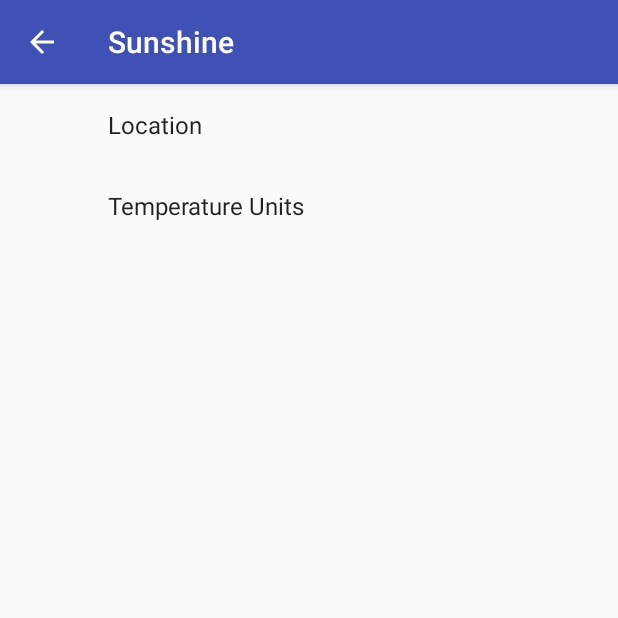
After one commit to natansevero/sunshine-app, an Android app: the SettingsActivity screen opened directly, with no data from a screen before it, on a phone screen of 412 x 824 dp, the top half of it. The commit adds this screen. Run offline under Robolectric (Android 15) with nearby library versions, the phone set to English and light mode, and no system bars; our stand-ins replace androidx.preference.

Commit message:
Implementando SharedPreferences para as configs personalizadas do app

```diff
--- a/app/build.gradle
+++ b/app/build.gradle
@@ -25,7 +25,8 @@ dependencies {
     implementation fileTree(dir: 'libs', include: ['*.jar'])
     implementation 'com.android.support:appcompat-v7:27.1.1'
     implementation 'com.android.support:recyclerview-v7:27.1.1'
-    implementation 'com.android.support.constraint:constraint-layout:1.1.0'
+    implementation 'com.android.support:preference-v7:25.0.0'
+
     testImplementation 'junit:junit:4.12'
     androidTestImplementation 'com.android.support.test:runner:1.0.2'
     androidTestImplementation 'com.android.support.test.espresso:espresso-core:3.0.2'
--- a/app/src/main/AndroidManifest.xml
+++ b/app/src/main/AndroidManifest.xml
@@ -21,12 +21,11 @@
         <activity
             android:name=".DetailActivity"
             android:parentActivityName=".MainActivity">
-
             <meta-data
                 android:name="android.support.PARENT_ACTIVITY"
-                android:value=".MainActivity"
-                />
+                android:value=".MainActivity" />
         </activity>
+        <activity android:name=".SettingsActivity"></activity>
     </application>
 
 </manifest>
--- /dev/null
+++ b/app/src/main/java/com/example/natan/sunshine/SettingsActivity.java
@@ -0,0 +1,25 @@
+package com.example.natan.sunshine;
+
+import android.support.v7.app.AppCompatActivity;
+import android.os.Bundle;
+import android.view.MenuItem;
+
+public class SettingsActivity extends AppCompatActivity {
+
+    @Override
+    protected void onCreate(Bundle savedInstanceState) {
+        super.onCreate(savedInstanceState);
+        setContentView(R.layout.activity_settings);
+
+        this.getSupportActionBar().setDisplayHomeAsUpEnabled(true);
+    }
+
+    @Override
+    public boolean onOptionsItemSelected(MenuItem item) {
+        int id = item.getItemId();
+
+        if(id == android.R.id.home) onBackPressed();
+
+        return super.onOptionsItemSelected(item);
+    }
+}
--- /dev/null
+++ b/app/src/main/java/com/example/natan/sunshine/preference/SettingsFragment.java
@@ -0,0 +1,75 @@
+package com.example.natan.sunshine.preference;
+
+import android.content.SharedPreferences;
+import android.os.Bundle;
+import android.support.v7.preference.CheckBoxPreference;
+import android.support.v7.preference.ListPreference;
+import android.support.v7.preference.Preference;
+import android.support.v7.preference.PreferenceFragmentCompat;
+import android.support.v7.preference.PreferenceScreen;
+
+import com.example.natan.sunshine.R;
+
+public class SettingsFragment extends PreferenceFragmentCompat implements SharedPreferences.OnSharedPreferenceChangeListener {
+
+    @Override
+    public void onCreatePreferences(Bundle savedInstanceState, String rootKey) {
+        addPreferencesFromResource(R.xml.pref_settings);
+
+        SharedPreferences sharedPreferences = getPreferenceScreen().getSharedPreferences();
+
+        PreferenceScreen preferenceScreen = getPreferenceScreen();
+        int count = preferenceScreen.getPreferenceCount();
+
+        for(int i = 0; i < count; i++) {
+            Preference preference = preferenceScreen.getPreference(i);
+
+            if(!(preference instanceof CheckBoxPreference)) {
+                String value = sharedPreferences.getString(preference.getKey(), "");
+                setPrefSummary(preference, value);
+            }
+        }
+    }
+
+    private void setPrefSummary(Preference preference, Object value) {
+        String stringValue = value.toString();
+        String key = preference.getKey();
+
+        if(preference instanceof ListPreference) {
+            ListPreference listPreference = (ListPreference) preference;
+            int indexOfValue = listPreference.findIndexOfValue(stringValue);
+            if(indexOfValue >= 0) {
+                preference.setSummary(listPreference.getEntries()[indexOfValue]);
+            }
+        } else {
+            preference.setSummary(stringValue);
+        }
+    }
+
+
+    @Override
+    public void onSharedPreferenceChanged(SharedPreferences sharedPreferences, String key) {
+        Preference preference = findPreference(key);
+
+        if(preference != null) {
+            if(!(preference instanceof CheckBoxPreference)) {
+                String value = sharedPreferences.getString(key, "");
+                setPrefSummary(preference, value);
+            }
+        }
+    }
+
+    @Override
+    public void onStart() {
+        super.onStart();
+
+        getPreferenceScreen().getSharedPreferences().registerOnSharedPreferenceChangeListener(this);
+    }
+
+    @Override
+    public void onStop() {
+        super.onStop();
+
+        getPreferenceScreen().getSharedPreferences().unregisterOnSharedPreferenceChangeListener(this);
+    }
+}
--- a/app/src/main/res/menu/detail.xml
+++ b/app/src/main/res/menu/detail.xml
@@ -6,4 +6,9 @@
         android:title="@string/share_action"
         app:showAsAction="always"
         />
+
+    <item
+        android:id="@+id/settings_action"
+        android:title="@string/settings_action"
+        app:showAsAction="never"/>
 </menu>
--- a/app/src/main/res/menu/main.xml
+++ b/app/src/main/res/menu/main.xml
@@ -13,4 +13,9 @@
         android:title="@string/open_map_action"
         app:showAsAction="never"
         />
+
+    <item
+        android:id="@+id/settings_action"
+        android:title="@string/settings_action"
+        app:showAsAction="never"/>
 </menu>
--- /dev/null
+++ b/app/src/main/res/values/arrays.xml
@@ -0,0 +1,13 @@
+<?xml version="1.0" encoding="utf-8"?>
+<resources>
+
+    <string-array name="untis_labels">
+        <item>@string/pref_units_metric_label</item>
+        <item>@string/pref_units_imperial_label</item>
+    </string-array>
+
+    <string-array name="units_values">
+        <item>@string/pref_units_metric_value</item>
+        <item>@string/pref_units_imperial_value</item>
+    </string-array>
+</resources>
--- a/app/src/main/res/values/strings.xml
+++ b/app/src/main/res/values/strings.xml
@@ -4,6 +4,19 @@
     <string name="refresh_action">Refresh</string>
     <string name="open_map_action">Map</string>
     <string name="share_action">Share</string>
+    <string name="settings_action">Settings</string>
+
+    <string name="pref_location_defautl" translatable="false">1600 Amphitheatre Parkway, lMountain View, CA 94043</string>
+    <string name="pref_location_key" translatable="false">location</string>
+    <string name="pref_location_label">Location</string>
+
+    <string name="pref_units_label">Temperature Units</string>
+    <string name="pref_units_metric_label">Metric</string>
+    <string name="pref_units_imperial_label">Imperial</string>
+
+    <string name="pref_units_key" translatable="false">units</string>
+    <string name="pref_units_metric_value">metric</string>
+    <string name="pref_units_imperial_value">imperial</string>
 
     <string name="error_message">Error in loading request</string>
 </resources>
--- a/app/src/main/res/values/styles.xml
+++ b/app/src/main/res/values/styles.xml
@@ -6,6 +6,7 @@
         <item name="colorPrimary">@color/colorPrimary</item>
         <item name="colorPrimaryDark">@color/colorPrimaryDark</item>
         <item name="colorAccent">@color/colorAccent</item>
+        <item name="preferenceTheme">@style/PreferenceThemeOverlay</item>
     </style>
 
 </resources>
--- /dev/null
+++ b/app/src/main/res/xml/pref_settings.xml
@@ -0,0 +1,15 @@
+<?xml version="1.0" encoding="utf-8"?>
+<PreferenceScreen xmlns:android="http://schemas.android.com/apk/res/android">
+    <EditTextPreference
+        android:key="@string/pref_location_key"
+        android:defaultValue="@string/pref_location_defautl"
+        android:title="@string/pref_location_label"
+        android:inputType="text" />
+
+    <ListPreference
+        android:key="@string/pref_units_key"
+        android:defaultValue="@string/pref_units_metric_value"
+        android:entries="@array/untis_labels"
+        android:entryValues="@array/units_values"
+        android:title="@string/pref_units_label" />
+</PreferenceScreen>
```
Also changed, not shown: app/src/main/java/com/example/natan/sunshine/DetailActivity.java (+12 -0 lines), app/src/main/java/com/example/natan/sunshine/MainActivity.java (+38 -2 lines), app/src/main/res/layout/activity_settings.xml (added, +7 -0 lines).
